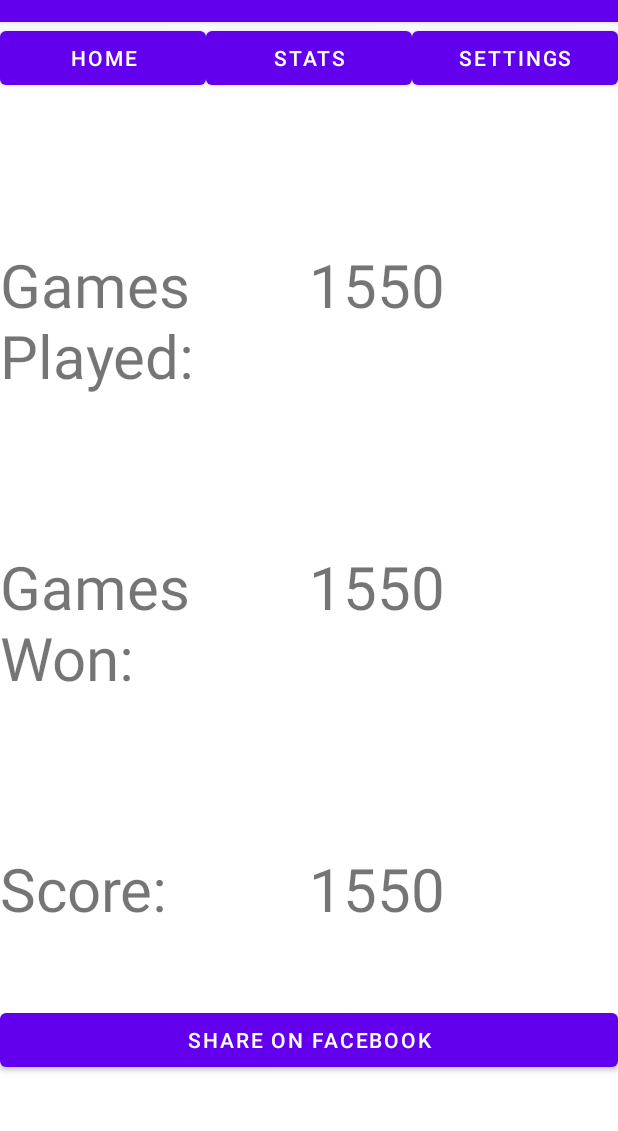
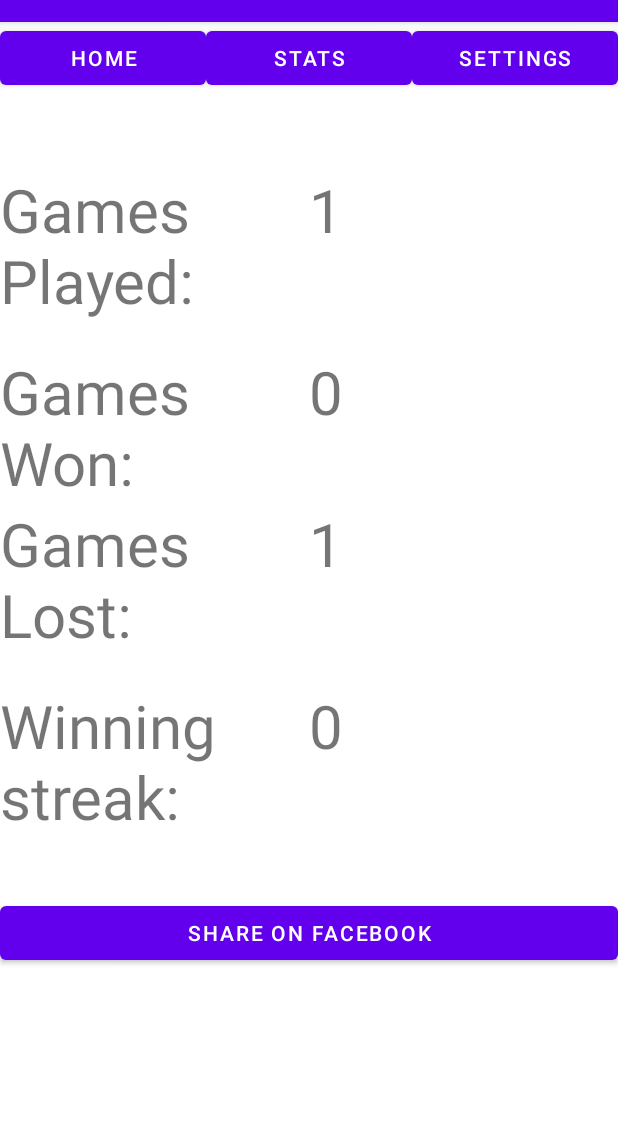
Before and after one commit to Mr-Scribbles/The_Numbers_Game, an Android app: the StatsActivity screen opened directly, with no data from a screen before it, on a phone screen of 412 x 824 dp, the part 62-1193 px from its top. Run offline under Robolectric (Android 15) with nearby library versions, the phone set to English and light mode, and no system bars.

Commit message:
DB is broken :(

```diff
--- a/app/src/main/AndroidManifest.xml
+++ b/app/src/main/AndroidManifest.xml
@@ -2,6 +2,8 @@
 <manifest xmlns:android="http://schemas.android.com/apk/res/android"
     xmlns:tools="http://schemas.android.com/tools"
     package="com.example.thenumbersgame">
+
+    <uses-permission android:name="android.permission.READ_EXTERNAL_STORAGE" />
 
     <application
         android:allowBackup="true"
@@ -30,6 +32,7 @@
 
                 <category android:name="android.intent.category.LAUNCHER" />
             </intent-filter>
+
         </activity>
     </application>
 
--- a/app/src/main/java/com/example/thenumbersgame/GameActivity.java
+++ b/app/src/main/java/com/example/thenumbersgame/GameActivity.java
@@ -48,6 +48,7 @@ public class GameActivity extends AppCompatActivity implements View.OnClickListe
     private TextView total;
     private TextView random_num;
     private TextView timer_view;
+
 
     private CountDownTimer timer = null;
 
--- a/app/src/main/java/com/example/thenumbersgame/StatsActivity.java
+++ b/app/src/main/java/com/example/thenumbersgame/StatsActivity.java
@@ -3,14 +3,33 @@ package com.example.thenumbersgame;
 import androidx.appcompat.app.AppCompatActivity;
 
 import android.content.Intent;
+import android.database.sqlite.SQLiteDatabase;
 import android.os.Bundle;
 import android.util.Log;
 import android.view.View;
+import android.widget.TextView;
 import android.widget.Toast;
+
+import java.util.ArrayList;
 
 public class StatsActivity extends AppCompatActivity {
 
     boolean win;
+
+    private DBHelper dbHelper;
+    private SQLiteDatabase db;
+
+
+    private TextView games_played;
+    private TextView games_won;
+    private TextView games_lost;
+    private TextView games_streak;
+
+    private int total = 0;
+    private int wins = 0;
+    private int lost = 0;
+    private int run = 0;
+
 
     @Override
     protected void onCreate(Bundle savedInstanceState) {
@@ -18,19 +37,60 @@ public class StatsActivity extends AppCompatActivity {
         setContentView(R.layout.activity_stats);
         Log.i("StatsActivity", "Created");
 
+        dbHelper = new DBHelper(StatsActivity.this);
+
+        games_played = findViewById(R.id.games_played);
+        games_won = findViewById(R.id.games_won);
+        games_lost = findViewById(R.id.games_lost);
+        games_streak = findViewById(R.id.streak);
+
+        //TODO Get current scores from database and add to variables
+        readDataFromDB();
+
         Bundle extras = getIntent().getExtras();
         if (extras != null) {
             win = extras.getBoolean("win");
         }
+
         if(win){
-            Toast.makeText(this, "You won!", Toast.LENGTH_SHORT).show();
+            total = total + 1;
+            run = run + 1;
+            wins = wins + 1;
         }
         else {
             Toast.makeText(this, "Better Look next time!", Toast.LENGTH_SHORT).show();
+            total = total + 1;
+            run = 0;
+            lost = lost + 1;
         }
 
+        //TODO add latest game to DB
+        //dbHelper.addGame(total,wins,lost,run);
 
+
+        Log.i("StatsActivity", "getting final scores: Total:" + total + " | win: " + wins + " | Loss: " + lost + " | Run: " + run);
+
+        //Set score on screen
+        setScore();
     }
+
+    private void readDataFromDB() {
+        Log.i("StatsActivity", "Reading data from DB");
+//        ArrayList scores = dbHandler.getScores();
+//        total = (int) scores.get(0);
+//        wins = (int) scores.get(1);
+//        lost = (int) scores.get(2);
+//        run = (int) scores.get(3);
+    }
+
+    private void setScore() {
+        Log.i("StatsActivity", "setScore called.");
+        games_played.setText(String.valueOf(total));
+        games_won.setText(String.valueOf(wins));
+        games_lost.setText(String.valueOf(lost));
+        games_streak.setText(String.valueOf(run));
+    }
+
 
     public void homeClicked(View view) {
         Log.i("StatsActivity", "Clicked button home");
--- a/app/src/main/res/layout/activity_stats.xml
+++ b/app/src/main/res/layout/activity_stats.xml
@@ -40,7 +40,7 @@
 
     <Space
         android:layout_width="match_parent"
-        android:layout_height="100dp"/>
+        android:layout_height="50dp"/>
 
     <TableRow
         android:layout_width="match_parent"
@@ -59,12 +59,12 @@
             android:layout_width="match_parent"
             android:layout_height="wrap_content"
             android:textSize="40dp"
-            android:text="1550" />
+            android:text="" />
     </TableRow>
 
     <Space
         android:layout_width="match_parent"
-        android:layout_height="100dp"/>
+        android:layout_height="20dp"/>
 
     <TableRow
         android:layout_width="match_parent"
@@ -83,12 +83,8 @@
             android:layout_width="match_parent"
             android:layout_height="wrap_content"
             android:textSize="40dp"
-            android:text="1550" />
+            android:text="" />
     </TableRow>
-
-    <Space
-        android:layout_width="match_parent"
-        android:layout_height="100dp"/>
 
     <TableRow
         android:layout_width="match_parent"
@@ -99,20 +95,51 @@
             android:layout_width="match_parent"
             android:layout_height="wrap_content"
             android:textSize="40dp"
-            android:text="Score: " />
+            android:text="Games Lost: " />
 
         <TextView
-            android:id="@+id/score"
+            android:id="@+id/games_lost"
             android:layout_weight="1"
             android:layout_width="match_parent"
             android:layout_height="wrap_content"
             android:textSize="40dp"
-            android:text="1550" />
+            android:text="" />
     </TableRow>
 
     <Space
         android:layout_width="match_parent"
-        android:layout_height="50dp"/>
+        android:layout_height="20dp"/>
+
+    <TableRow
+        android:layout_width="match_parent"
+        android:layout_height="wrap_content" >
+
+        <TextView
+            android:layout_weight="1"
+            android:layout_width="match_parent"
+            android:layout_height="wrap_content"
+            android:textSize="40dp"
+            android:text="Winning streak: " />
+
+        <TextView
+            android:id="@+id/streak"
+            android:layout_weight="1"
+            android:layout_width="match_parent"
+            android:layout_height="wrap_content"
+            android:textSize="40dp"
+            android:text="" />
+
+
+    </TableRow>
+    <Space
+        android:layout_width="match_parent"
+        android:layout_height="20dp"/>
+
+
+
+    <Space
+        android:layout_width="match_parent"
+        android:layout_height="20dp"/>
 
     <Button
         android:id="@+id/share"
--- a/app/src/main/res/values/strings.xml
+++ b/app/src/main/res/values/strings.xml
@@ -1,3 +1,6 @@
 <resources>
     <string name="app_name">The Numbers Game</string>
+    <string name="home">Home</string>
+    <string name="stats">Stats</string>
+    <string name="settings">Settings</string>
 </resources>
```
Also changed, not shown: app/src/main/java/com/example/thenumbersgame/DBHelper.java (added, +63 -0 lines), app/src/main/res/layout/activity_game.xml (+6 -4 lines), app/src/main/res/layout/activity_settings.xml (+0 -19 lines).
